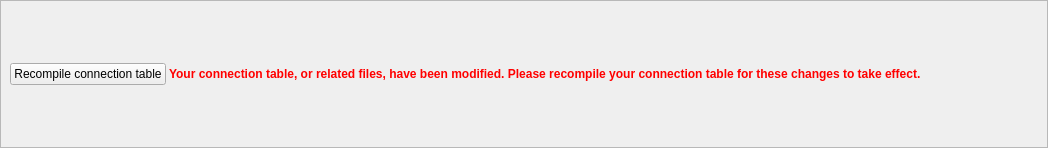
This is plugins/connection_table/notification.ui in labscript-suite/blacs as Qt 5 draws it before an edit. The edited form follows.
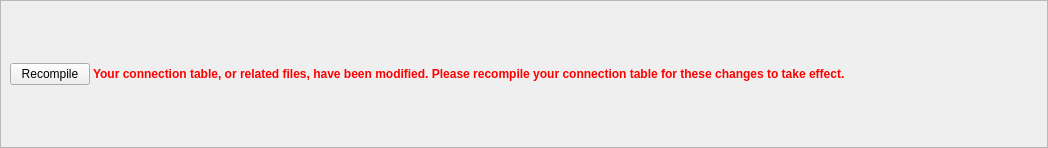
This is the edited form. Icons and pictures are not drawn.

Commit message:
feature2: Save some more pixels in tab frame around state label and title.
Fixed bug which incorrectly added the status widget to a splitter.

Reduce margins in notification widgets

Diff of the .ui file:
```diff
--- a/plugins/connection_table/notification.ui
+++ b/plugins/connection_table/notification.ui
@@ -47,7 +47,7 @@
    <item>
     <widget class="QPushButton" name="button">
      <property name="text">
-      <string>Recompile connection table</string>
+      <string>Recompile</string>
      </property>
      <property name="icon">
       <iconset resource="../../../../../../usr/local/lib/python2.7/dist-packages/qtutils/icons/icons.qrc">
```
The commit also changes 3 other files.
